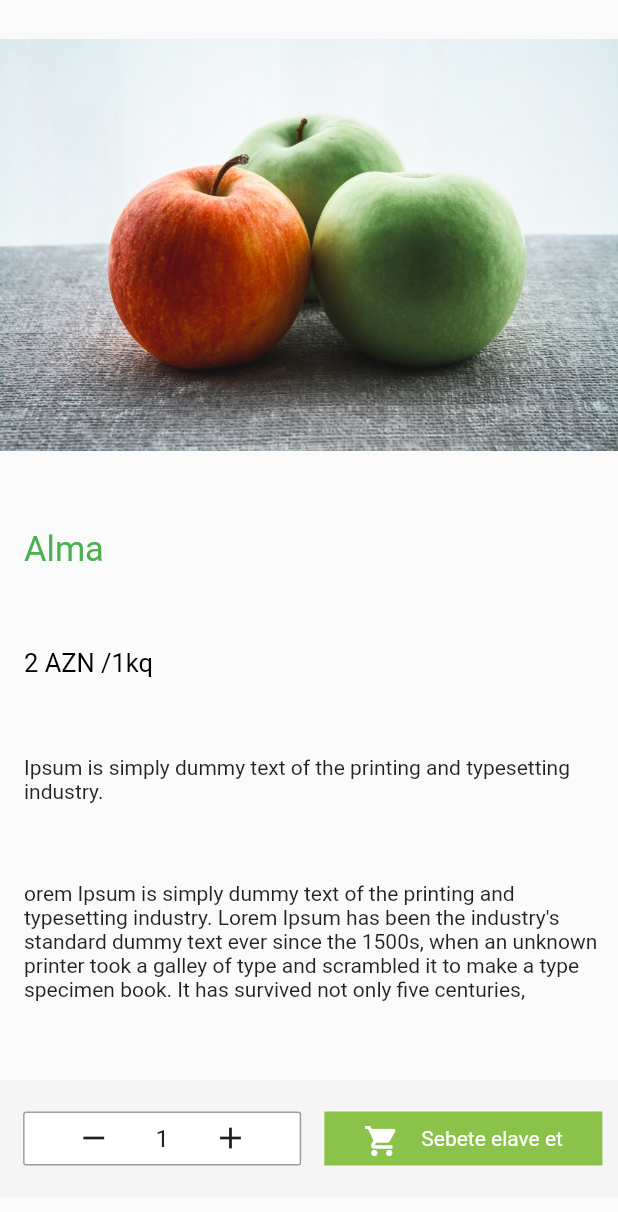
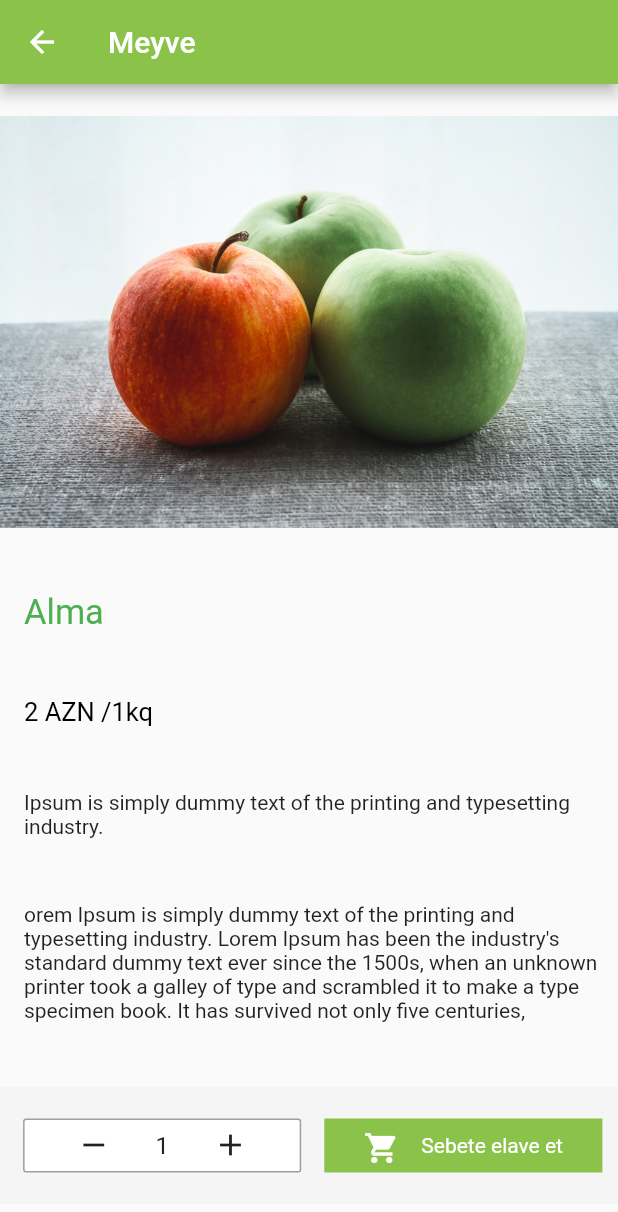
Before and after one commit to konuleminova/redux_sign_in_demo, a Flutter app: the ProductDetailPage screen opened by its route, on a phone screen of 412 x 824 dp. Shown: the top 1212 px of the screen. Run offline on Flutter 3.47's test engine with Material 2 defaults, Android fonts, the phone set to English and light mode, and no system bars; our stand-ins replace flutter_redux, redux, redux_thunk, shared_preferences; accounts and stored records are empty.

Commit message:
shopping cart part3

```diff
--- a/lib/ui/page/product_detail.dart
+++ b/lib/ui/page/product_detail.dart
@@ -25,6 +25,9 @@ class ProductDetailState extends State<ProductDetailPage> {
       // onInit: (store) {},
       builder: (BuildContext context, ShoppingCartViewModel viewModel) {
         return new Scaffold(
+            appBar: new AppBar(
+              title: new Text("Meyve",),backgroundColor: Colors.lightGreen,
+            ),
             body: new Column(
               crossAxisAlignment: CrossAxisAlignment.start,
               mainAxisAlignment: MainAxisAlignment.spaceAround,
```
Lines whose indentation alone changed are shown as unchanged.
